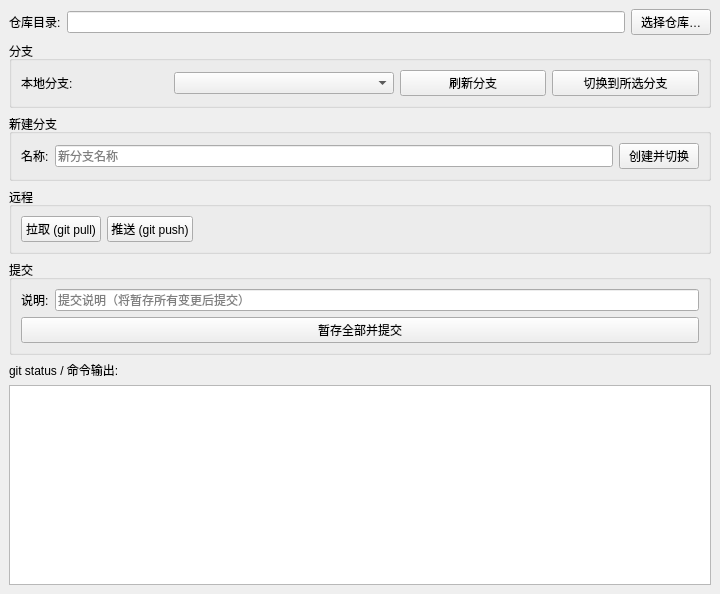
Before: the Qt Designer form git.ui in chw0806-github/my-gitCodes, drawn with Qt 5.
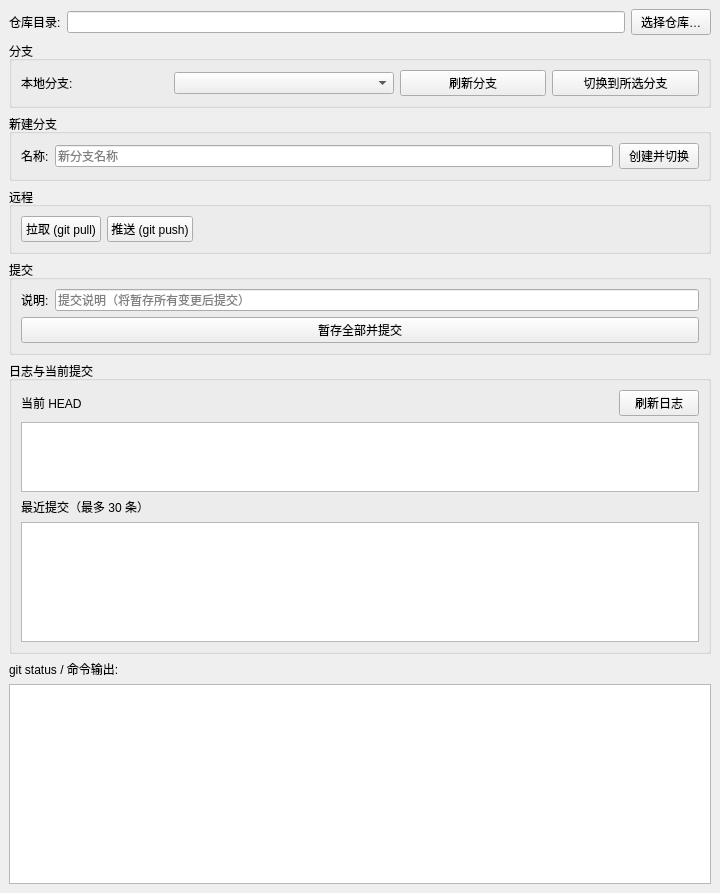
After: the same form once the commit is applied.

```diff
--- a/git.ui
+++ b/git.ui
@@ -7,7 +7,7 @@
     <x>0</x>
     <y>0</y>
     <width>720</width>
-    <height>560</height>
+    <height>680</height>
    </rect>
   </property>
   <property name="windowTitle">
@@ -180,6 +180,79 @@
       </layout>
      </widget>
     </item>
+    <item>
+     <widget class="QGroupBox" name="group_head_log">
+      <property name="title">
+       <string>日志与当前提交</string>
+      </property>
+      <layout class="QVBoxLayout" name="verticalLayout_head_log">
+       <item>
+        <layout class="QHBoxLayout" name="horizontalLayout_head_btns">
+         <item>
+          <widget class="QLabel" name="label_head_hint">
+           <property name="text">
+            <string>当前 HEAD</string>
+           </property>
+          </widget>
+         </item>
+         <item>
+          <spacer name="horizontalSpacer_head">
+           <property name="orientation">
+            <enum>Qt::Horizontal</enum>
+           </property>
+           <property name="sizeHint" stdset="0">
+            <size>
+             <width>40</width>
+             <height>20</height>
+            </size>
+           </property>
+          </spacer>
+         </item>
+         <item>
+          <widget class="QPushButton" name="btn_refresh_head_log">
+           <property name="text">
+            <string>刷新日志</string>
+           </property>
+          </widget>
+         </item>
+        </layout>
+       </item>
+       <item>
+        <widget class="QTextEdit" name="text_head">
+         <property name="readOnly">
+          <bool>true</bool>
+         </property>
+         <property name="maximumSize">
+          <size>
+           <width>16777215</width>
+           <height>130</height>
+          </size>
+         </property>
+        </widget>
+       </item>
+       <item>
+        <widget class="QLabel" name="label_recent_log">
+         <property name="text">
+          <string>最近提交（最多 30 条）</string>
+         </property>
+        </widget>
+       </item>
+       <item>
+        <widget class="QTextEdit" name="text_log">
+         <property name="readOnly">
+          <bool>true</bool>
+         </property>
+         <property name="minimumSize">
+          <size>
+           <width>0</width>
+           <height>120</height>
+          </size>
+         </property>
+        </widget>
+       </item>
+      </layout>
+     </widget>
+    </item>
     <item>
      <widget class="QLabel" name="label_output">
       <property name="text">
```
